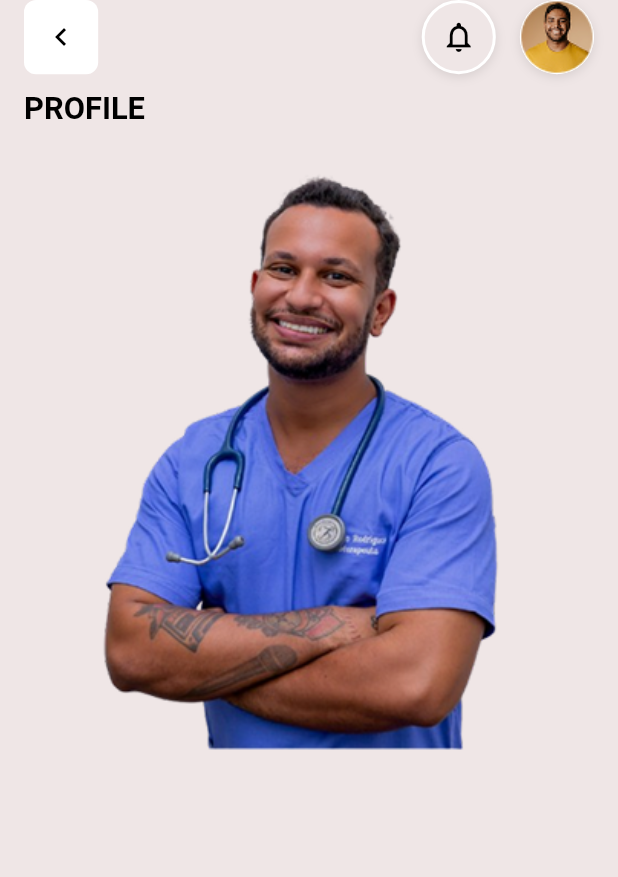
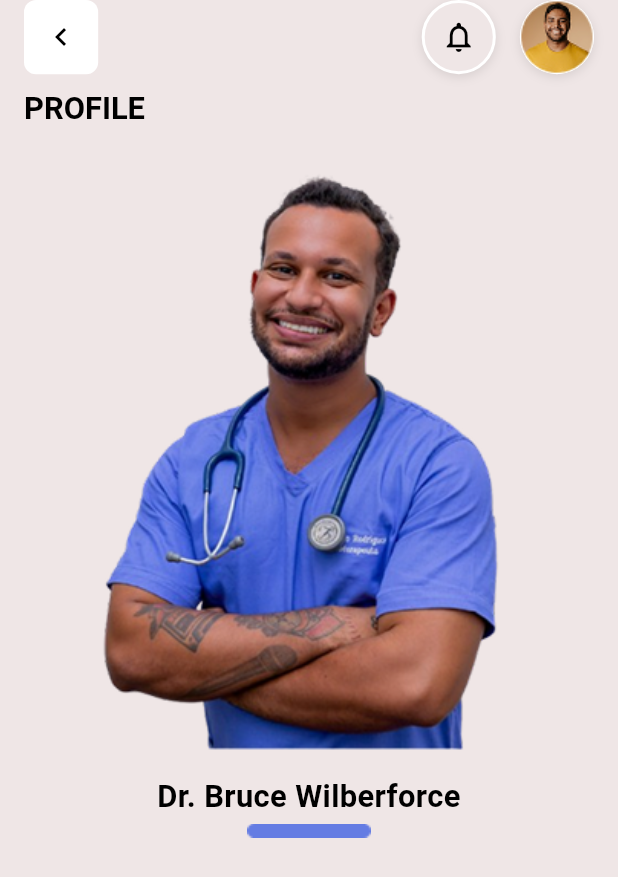
Before and after one commit to Alvin11David/GUARDIANS-OF-HEALTH-APP, a Flutter app: the screen it shows after launch, on a phone screen of 412 x 824 dp. Shown: the top 877 px of the screen. Run offline on Flutter 3.47's test engine with Material 3 defaults, Android fonts, the light colour scheme and no system bars; our stand-ins replace firebase_core; accounts and stored records are empty.

Commit message:
added blue bar below Dr image

```diff
--- a/lib/user pages/dashboards/doctor_profile_screen.dart
+++ b/lib/user pages/dashboards/doctor_profile_screen.dart
@@ -6,6 +6,9 @@ class DoctorProfileScreen extends StatelessWidget {
     final double iconSize = MediaQuery.of(context).size.width * 0.12;
     final double textSize = MediaQuery.of(context).size.height * 0.025;
     final double imageWidth = MediaQuery.of(context).size.width * 0.8; // 80% of screen width for responsiveness
+    final double nameFontSize = MediaQuery.of(context).size.width * 0.05; // Responsive font size for "Dr. Bruce Wilberforce"
+    final double barWidth = MediaQuery.of(context).size.width * 0.2; // 20% of screen width, smaller than text
+
     return Scaffold(
       backgroundColor: Color(0xFFEFE6E6),
       body: SafeArea(
@@ -92,12 +95,50 @@ class DoctorProfileScreen extends StatelessWidget {
               ),
             ),
             Padding(
-              padding: EdgeInsets.only(top: 2, left: MediaQuery.of(context).size.width * 0.1, right: MediaQuery.of(context).size.width * 0.1),
+              padding: EdgeInsets.only(
+                top: 2,
+                left: MediaQuery.of(context).size.width * 0.1,
+                right: MediaQuery.of(context).size.width * 0.1,
+              ),
               child: ClipRRect(
                 borderRadius: BorderRadius.circular(8),
                 child: Image.asset(
                   'assets/images/DrBigPic.png',
                   width: imageWidth,
+                  fit: BoxFit.cover,
+                ),
+              ),
+            ),
+            Padding(
+              padding: EdgeInsets.only(
+                top: MediaQuery.of(context).size.height * 0.02,
+                left: MediaQuery.of(context).size.width * 0.1,
+                right: MediaQuery.of(context).size.width * 0.1,
+              ),
+              child: SizedBox(
+                width: double.infinity,
+                child: Text(
+                  'Dr. Bruce Wilberforce',
+                  textAlign: TextAlign.center,
+                  style: TextStyle(
+                    color: Colors.black,
+                    fontWeight: FontWeight.w600,
+                    fontSize: nameFontSize, // responsive font size
+                  ),
+                ),
+              ),
+            ),
+            Padding(
+              padding: EdgeInsets.only(
+                top: 4, // Small padding to place bar below middle of text
+                left: MediaQuery.of(context).size.width * 0.1,
+                right: MediaQuery.of(context).size.width * 0.1,
+              ),
+              child: Center(
+                child: Image.asset(
+                  'assets/images/blueBar.png',
+                  width: barWidth, // 20% of screen width, smaller than text
+                  height: 8 * (barWidth / 70), // Maintain aspect ratio (70x8)
                   fit: BoxFit.cover,
                 ),
               ),
```
Also changed, not shown: assets/images/blueBar.png (added).
